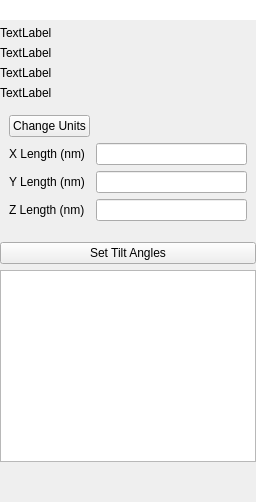
First picture: the form in tomviz/DataPropertiesPanel.ui, repository OpenChemistry/tomviz, before the edit.
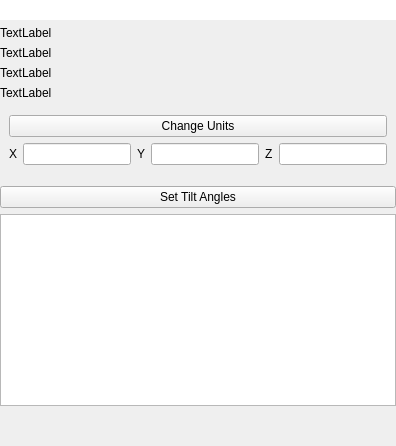
Second picture: the form after the edit.

Commit message:
Put x, y, and z on one line for setting length
Saves vertical space, reduces repetition of text

Diff of the .ui file:
```diff
--- a/tomviz/DataPropertiesPanel.ui
+++ b/tomviz/DataPropertiesPanel.ui
@@ -64,43 +64,47 @@
    </item>
    <item>
     <widget class="QWidget" name="LengthWidget" native="true">
-     <layout class="QGridLayout" name="gridLayout">
-      <item row="3" column="0">
-       <widget class="QLabel" name="zLabel">
-        <property name="text">
-         <string>Z Length (nm)</string>
-        </property>
-       </widget>
-      </item>
-      <item row="2" column="0">
-       <widget class="QLabel" name="yLabel">
-        <property name="text">
-         <string>Y Length (nm)</string>
-        </property>
-       </widget>
-      </item>
-      <item row="1" column="0">
-       <widget class="QLabel" name="xLabel">
-        <property name="text">
-         <string>X Length (nm)</string>
-        </property>
-       </widget>
-      </item>
-      <item row="0" column="0">
+     <layout class="QVBoxLayout" name="verticalLayout1">
+      <item>
        <widget class="QPushButton" name="changeUnitsButton">
         <property name="text">
          <string>Change Units</string>
         </property>
        </widget>
       </item>
-      <item row="1" column="1">
-       <widget class="QLineEdit" name="xLengthBox"/>
-      </item>
-      <item row="2" column="1">
-       <widget class="QLineEdit" name="yLengthBox"/>
-      </item>
-      <item row="3" column="1">
-       <widget class="QLineEdit" name="zLengthBox"/>
+      <item>
+       <layout class="QHBoxLayout" name="horizontalLayout_2">
+        <item>
+         <widget class="QLabel" name="xLabel">
+          <property name="text">
+           <string>X</string>
+          </property>
+         </widget>
+        </item>
+        <item>
+         <widget class="QLineEdit" name="xLengthBox"/>
+        </item>
+        <item>
+         <widget class="QLabel" name="yLabel">
+          <property name="text">
+           <string>Y</string>
+          </property>
+         </widget>
+        </item>
+        <item>
+         <widget class="QLineEdit" name="yLengthBox"/>
+        </item>
+        <item>
+         <widget class="QLabel" name="zLabel">
+          <property name="text">
+           <string>Z</string>
+          </property>
+         </widget>
+        </item>
+        <item>
+         <widget class="QLineEdit" name="zLengthBox"/>
+        </item>
+       </layout>
       </item>
      </layout>
     </widget>
```
Left out of the diff: 2 changed lines with no effect on the pictures. The commit also changes 1 other file.
